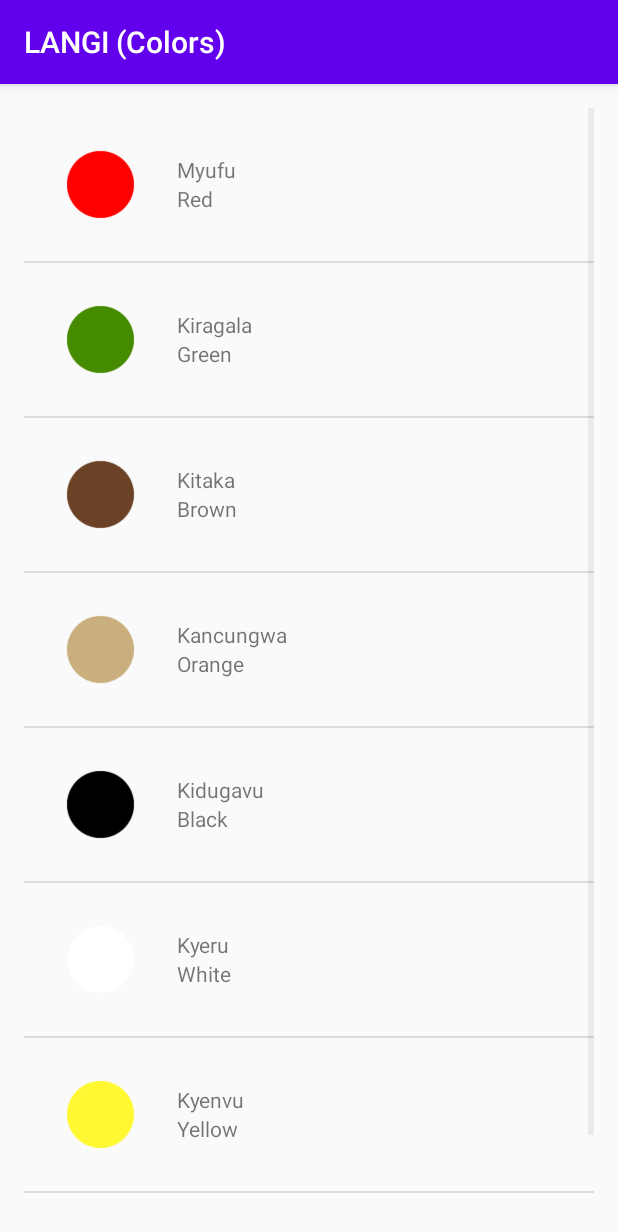
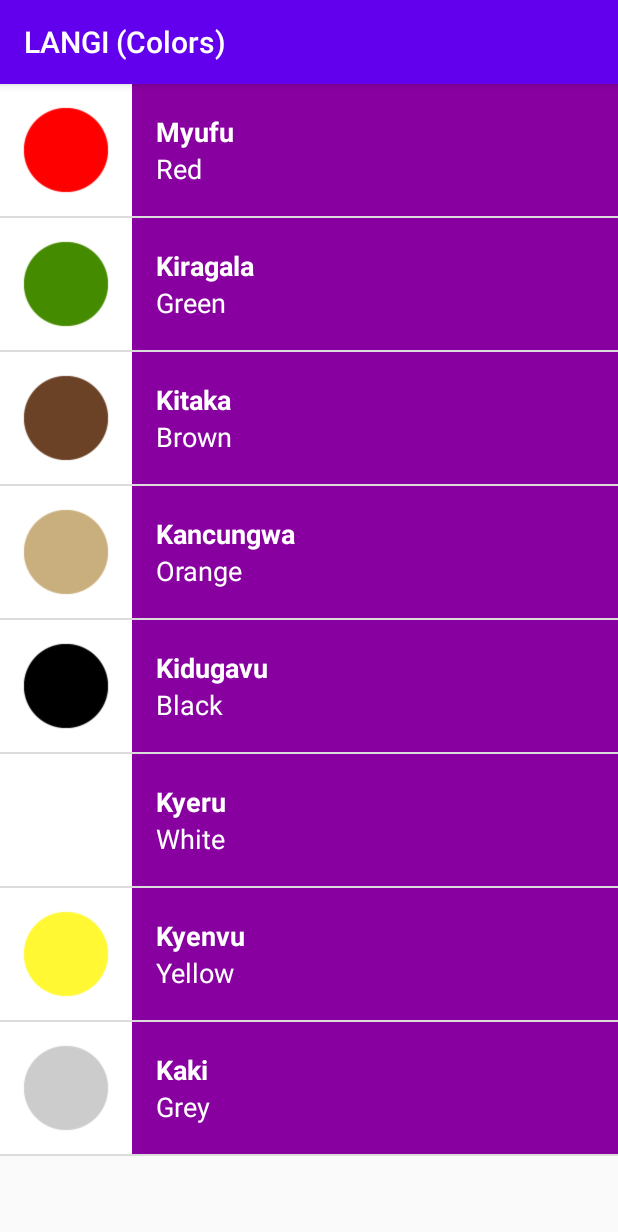
Before and after one commit to Tebandeke1/Simple-Luganda, an Android app: the Langi screen opened directly, with no data from a screen before it, on a phone screen of 412 x 824 dp. Shown: the top 1232 px of the screen. Run offline under Robolectric (Android 15) with nearby library versions, the phone set to English and light mode, and no system bars.

Commit message:
just modified the layouts and WordAdapter

```diff
--- a/Luganda/app/src/main/java/com/example/luganda/Abekika.java
+++ b/Luganda/app/src/main/java/com/example/luganda/Abekika.java
@@ -27,7 +27,7 @@ public class Abekika extends AppCompatActivity {
         words.add(new Word("Jaaja omukyala","Grandmother",R.drawable.family_grandmother));
         words.add(new Word("Jaaja omusajja ","Grandfather",R.drawable.family_grandfather));
 
-        WordAdapter wordAdapter = new WordAdapter(this,words);
+        WordAdapter wordAdapter = new WordAdapter(this,words,R.color.category_family);
 
         ListView listView = findViewById(R.id.list);
         listView.setAdapter(wordAdapter);
--- a/Luganda/app/src/main/java/com/example/luganda/Ebigambo.java
+++ b/Luganda/app/src/main/java/com/example/luganda/Ebigambo.java
@@ -27,7 +27,7 @@ public class Ebigambo extends AppCompatActivity {
         words.add(new Word("Wasiibye otya?","How was your day?"));
         words.add(new Word("Obera wa?","Where do you live?"));
 
-        WordAdapter wordAdapter = new WordAdapter(this,words);
+        WordAdapter wordAdapter = new WordAdapter(this,words,R.color.category_words);
 
         ListView listView = findViewById(R.id.list);
         listView.setAdapter(wordAdapter);
--- a/Luganda/app/src/main/java/com/example/luganda/Langi.java
+++ b/Luganda/app/src/main/java/com/example/luganda/Langi.java
@@ -25,7 +25,7 @@ public class Langi extends AppCompatActivity {
         words.add(new Word("Kyenvu","Yellow",R.drawable.color_mustard_yellow));
         words.add(new Word("Kaki","Grey",R.drawable.color_gray));
 
-        WordAdapter wordAdapter = new WordAdapter(this, words);
+        WordAdapter wordAdapter = new WordAdapter(this, words,R.color.category_colors);
         ListView listView = findViewById(R.id.list);
         listView.setAdapter(wordAdapter);
 
--- a/Luganda/app/src/main/java/com/example/luganda/Namba.java
+++ b/Luganda/app/src/main/java/com/example/luganda/Namba.java
@@ -31,7 +31,7 @@ public class Namba extends AppCompatActivity {
         numbers.add(new Word("Kuumi","Ten",R.drawable.number_ten));
 
 
-       WordAdapter wordAdapter = new WordAdapter(this,numbers);
+       WordAdapter wordAdapter = new WordAdapter(this,numbers,R.color.category_numbers);
 
         ListView view = findViewById(R.id.list);
 
--- a/Luganda/app/src/main/java/com/example/luganda/Word.java
+++ b/Luganda/app/src/main/java/com/example/luganda/Word.java
@@ -3,18 +3,21 @@ package com.example.luganda;
 public class Word {
     private String lugandaWord;
     private String defaultWord;
-    private int imageResource;
+    private int imageResource = NO_IMAGE_PROVIDED;
 
+    private static final int NO_IMAGE_PROVIDED =-1;
+
+    //this constructor is for activities which require images
     public Word(String lugandaWord, String defaultWord,int imageResource) {
         this.lugandaWord = lugandaWord;
         this.defaultWord = defaultWord;
         this.imageResource = imageResource;
     }
 
+    //this constructor is for activities which do not require images..like Ebigambo activity
     public Word(String lugandaWord,String defaultWord){
         this.lugandaWord = lugandaWord;
         this.defaultWord = defaultWord;
-        this.imageResource = 0;
     }
 
     public String getLugandaWord() {
@@ -30,4 +33,9 @@ public class Word {
         return imageResource;
     }
 
+    //this method is used to check whether or not the activity is having images
+    public boolean hasImage(){
+        return imageResource != NO_IMAGE_PROVIDED;
+    }
+
 }
--- a/Luganda/app/src/main/java/com/example/luganda/WordAdapter.java
+++ b/Luganda/app/src/main/java/com/example/luganda/WordAdapter.java
@@ -10,13 +10,16 @@ import android.widget.TextView;
 
 import androidx.annotation.NonNull;
 import androidx.annotation.Nullable;
+import androidx.core.content.ContextCompat;
 
 import java.util.ArrayList;
 
 public class WordAdapter extends ArrayAdapter<Word> {
 
-    public WordAdapter(Activity activity, ArrayList<Word> words){
+    private int colorChange;
+    public WordAdapter(Activity activity, ArrayList<Word> words,int colorChange){
         super(activity,0,words);
+        this.colorChange = colorChange;
     }
 
     @NonNull
@@ -33,7 +36,17 @@ public class WordAdapter extends ArrayAdapter<Word> {
 
         ImageView imageView = view.findViewById(R.id.image);
 
-        imageView.setImageResource(word.getImageResource());
+        if (word.hasImage()){
+            // we have images to display .... we use this
+            imageView.setImageResource(word.getImageResource());
+            //we even set the image view visible
+            imageView.setVisibility(View.VISIBLE);
+        }else{
+            //in case we don't have images to display to the user through the activity
+            // we just set the image view to gone
+            imageView.setVisibility(View.GONE);
+        }
+
 
         TextView lugandaText = view.findViewById(R.id.luganda_text_view);
 
@@ -42,6 +55,10 @@ public class WordAdapter extends ArrayAdapter<Word> {
         TextView  defaultView = view.findViewById(R.id.default_text_view);
         defaultView.setText(word.getDefaultWord());
 
+        View tetxContainer = view.findViewById(R.id.textContainer);
+        int color = ContextCompat.getColor(getContext(),colorChange);
+        tetxContainer.setBackgroundColor(color);
+
         return view;
     }
 }
--- a/Luganda/app/src/main/res/layout/activity_main.xml
+++ b/Luganda/app/src/main/res/layout/activity_main.xml
@@ -30,7 +30,7 @@
     <TextView
         android:id="@+id/phrases"
         style="@style/CategoryStyle"
-        android:background="@color/category_phrases"
+        android:background="@color/category_words"
         android:text="@string/words"
         android:layout_below="@id/colors"/>
 
--- a/Luganda/app/src/main/res/layout/activity_words.xml
+++ b/Luganda/app/src/main/res/layout/activity_words.xml
@@ -5,9 +5,4 @@
     android:orientation="vertical"
     android:layout_width="match_parent"
     android:layout_height="match_parent"
-    android:numColumns="2"
-    android:paddingBottom="@dimen/activity_vertical_margin"
-    android:paddingLeft="@dimen/activity_horizontal_margin"
-    android:paddingRight="@dimen/activity_horizontal_margin"
-    android:paddingTop="@dimen/activity_vertical_margin"
     tools:context=".Namba"/>
--- a/Luganda/app/src/main/res/layout/list_item.xml
+++ b/Luganda/app/src/main/res/layout/list_item.xml
@@ -2,39 +2,45 @@
 <LinearLayout xmlns:android="http://schemas.android.com/apk/res/android"
     xmlns:tools="http://schemas.android.com/tools"
     android:layout_width="match_parent"
-    android:layout_height="match_parent"
-    android:orientation="horizontal"
-    android:padding="16dp">
+    android:layout_height="wrap_content"
+    android:minHeight="@dimen/list_item_height"
+    android:orientation="horizontal">
 
     <ImageView
-        android:layout_width="70dp"
-        android:layout_height="70dp"
         android:id="@+id/image"
-        android:src="@mipmap/starter" />
+        android:layout_width="@dimen/list_item_height"
+        android:layout_height="@dimen/list_item_height"
+        android:background="@android:color/white" />
 
     <LinearLayout
         android:id="@+id/textContainer"
-        android:paddingLeft="16dp"
+        android:layout_width="match_parent"
+        android:layout_height="match_parent"
         android:orientation="vertical"
-        android:layout_width="wrap_content"
-        android:layout_height="wrap_content">
+        android:paddingLeft="16dp">
 
         <TextView
             android:id="@+id/luganda_text_view"
             android:layout_width="match_parent"
-            android:layout_height="wrap_content"
-            tools:text="Emu"
-            android:layout_marginTop="15dp"
-            android:layout_toRightOf="@id/image"/>
+            android:layout_height="0dp"
+            android:layout_weight="1"
+            android:gravity="bottom"
+            android:textAppearance="?android:textAppearanceMedium"
+            android:textColor="@android:color/white"
+            android:textStyle="bold"
+            tools:text="Emu" />
 
         <TextView
             android:id="@+id/default_text_view"
             android:layout_width="match_parent"
-            android:layout_height="wrap_content"
+            android:layout_height="0dp"
+            android:layout_weight="1"
+            android:gravity="top"
+            android:textAppearance="?android:textAppearanceMedium"
+            android:textColor="@android:color/white"
             tools:text="one" />
 
     </LinearLayout>
 
 
-
 </LinearLayout>
--- a/Luganda/app/src/main/res/values/colors.xml
+++ b/Luganda/app/src/main/res/values/colors.xml
@@ -21,5 +21,5 @@
     <color name="category_colors">#8800A0</color>
 
     <!-- Background color for the phrases category -->
-    <color name="category_phrases">#16AFCA</color>
+    <color name="category_words">#16AFCA</color>
 </resources>
--- a/Luganda/app/src/main/res/values/dimens.xml
+++ b/Luganda/app/src/main/res/values/dimens.xml
@@ -3,6 +3,4 @@
         <!-- Height of each list item -->
         <dimen name="list_item_height">88dp</dimen>
         <!-- Default screen margins, per the Android Design guidelines. -->
-        <dimen name="activity_horizontal_margin">16dp</dimen>
-        <dimen name="activity_vertical_margin">16dp</dimen>
 </resources>
```
